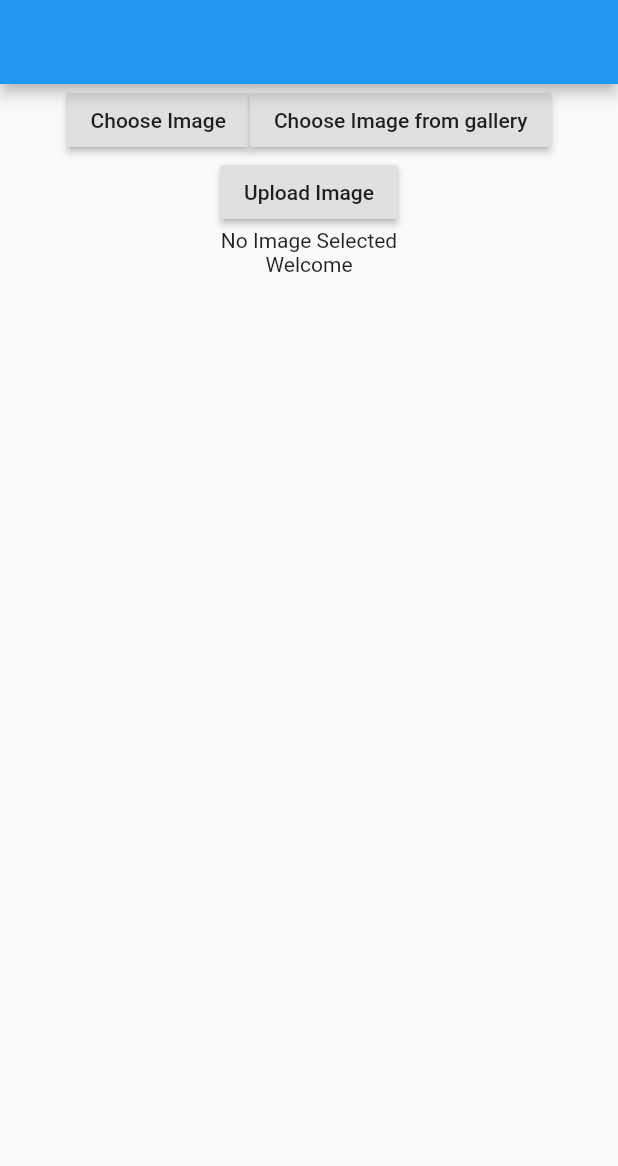
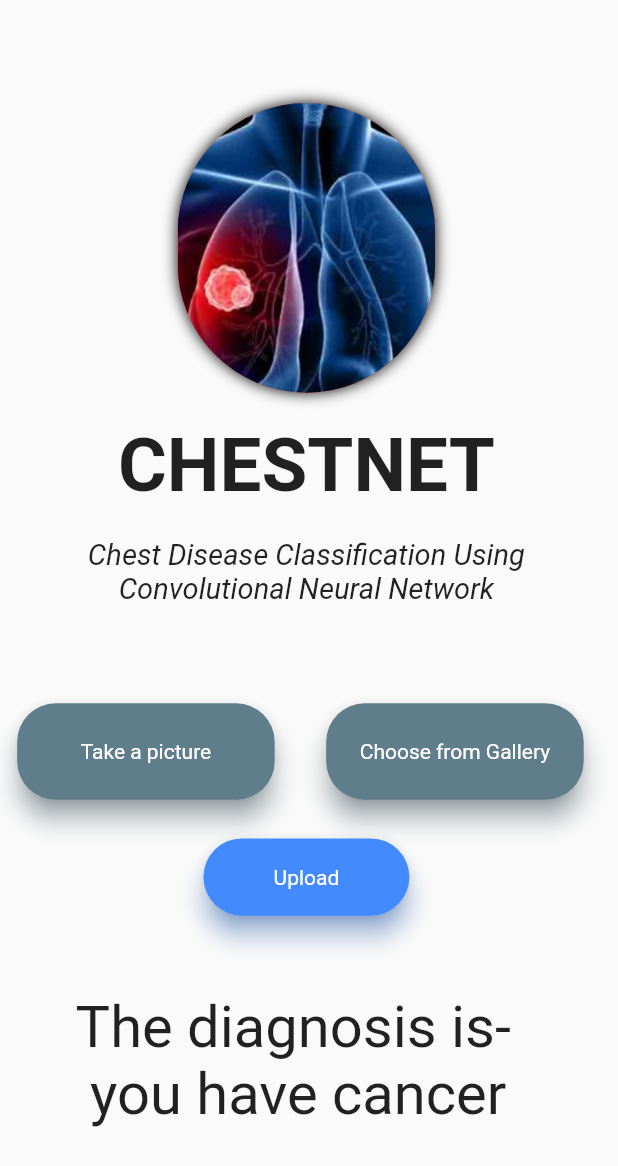
Before and after one commit to TejasviRaj/chestnet-flutter, a Flutter app: the screen it shows after launch, on a phone screen of 412 x 824 dp. Shown: the top 1166 px of the screen. Run offline on Flutter 3.47's test engine with Material 2 defaults, Android fonts, the phone set to English and light mode, and no system bars; our stand-ins replace image_picker; Roboto replaces fonts that are missing (MontSerrat, Montserrat, Quicksand).

Commit message:
old style

```diff
--- /dev/null
+++ b/lib/backend.dart
@@ -0,0 +1,59 @@
+import 'package:flutter/material.dart';
+
+
+String getword(int index)
+{
+  var words = ["anomaly","equivocal","lucid","precipitate","assuage","erudite","opaque","prodigal","enigma","fervid"];
+  String ans= index==1? "Hello" : "Bye";
+      return words[index-1];
+}
+
+String getmeaning(int index)
+{
+  var meaning=[" something that is unusual or unexpected ","not easily understood or explained" ,"very clear and easy to understand", "to cause (something) to happen quickly or suddenly"," to make (an unpleasant feeling) less intense"," having or showing great knowledge" , " not able to be seen through"," not easily understood", "wastefully extravagant", "a person or thing that is mysterious, puzzling, or difficult to understand", "intensely enthusiastic or passionate" ];
+  return meaning[index-1];
+}
+
+String getexample (int index)
+{
+  var example =[
+  "The student’s poor performance on the latest test was an anomaly since she had previously earned excellent grades.",
+
+"Politicians have been known to provide equivocal answers to reporters’ questions.",
+
+"The lecture was lucid and straightforward, allowing the students to fully grasp the concepts presented.",
+
+"Unforeseen costs can precipitate a budget crisis.",
+
+"A massage can assuage the soreness in your muscles.",
+
+"High school students often struggle with novels that are more erudite than they are entertaining.",
+
+"Medical jargon includes many opaque terms like macrosomic, which describes a newborn who weighs more than 4,000 grams.",
+
+"The prodigal prince bought lavish gifts and planned expensive events.",
+
+"Scientists continue to research cancer to solve the enigma of its primary cause, which will hopefully lead to a cure.",
+
+"The child showed a fervid fascination for superheroes, pouring over comic books for hours.",
+];
+  return example[index-1];
+}
+
+
+void logout()
+{
+  print ("logout");
+}
+
+int login(BuildContext context, String email, String password)
+{
+  print(email);
+  print(password);
+
+  if (email=='tejpant@gmail.com' && password =='harkabahadur')
+  return 0;
+
+  else
+    return 1;
+}
--- /dev/null
+++ b/lib/components.dart
@@ -0,0 +1,296 @@
+import 'package:flutter/material.dart';
+import 'package:path/path.dart';
+import 'backend.dart';
+
+// final double adjusted_height = MediaQuery.of(context).size.height/640;
+// final double adjusted_width = MediaQuery.of(context).size.width/360;
+
+class getClipper extends CustomClipper<Path>{
+  @override
+  Path getClip(Size size){
+    var path=new Path();
+    path.lineTo(0.0, size.height/3);
+    path.lineTo(size.width+125, 0.0);
+    path.close();
+    return path;
+
+
+
+  }
+
+  bool shouldReclip(CustomClipper<Path> oldClipper){
+    return true;
+  }
+}
+
+
+
+class myclippath extends StatelessWidget {
+
+  @override
+  Widget build(BuildContext context) { final double adjusted_height = MediaQuery.of(context).size.height/640;  final double adjusted_width = MediaQuery.of(context).size.width/360;
+
+  return ClipPath(
+    child: Container(color:Colors.black.withOpacity(0.8)),
+    clipper: getClipper(),
+  );
+  }
+
+}
+
+
+class mycenteredimage extends StatelessWidget {
+
+  mycenteredimage ({this.path});
+  final String path;
+  @override
+  Widget build(BuildContext context) { final double adjusted_height = MediaQuery.of(context).size.height/640;  final double adjusted_width = MediaQuery.of(context).size.width/360;
+
+  return Center(
+    child: Container(
+      width:adjusted_width*150.0,
+      height:adjusted_height*150.0,
+      margin: EdgeInsets.only(left: adjusted_width*27.0, right:adjusted_width*20.0),
+
+      decoration: BoxDecoration(
+        color:Colors.red,
+        image:DecorationImage(
+          image:AssetImage(this.path
+          ),
+          fit:BoxFit.cover,
+        ),
+        borderRadius: BorderRadius.all(Radius.circular(adjusted_width*75.0)
+        ),
+        boxShadow: [
+          BoxShadow(blurRadius: adjusted_width*7.0,color: Colors.black),
+        ],
+      ),
+    ),
+  );
+  }
+
+}
+
+
+class mytitletext extends StatelessWidget {
+  mytitletext({this.title});
+  final String title;
+  @override
+  Widget build(BuildContext context) { final double adjusted_height = MediaQuery.of(context).size.height/640;  final double adjusted_width = MediaQuery.of(context).size.width/360;
+
+  return Container(
+    margin: EdgeInsets.only(left: adjusted_width*27.0, right:adjusted_width*20.0),
+
+    child:
+    Text(
+      this.title,
+      style: TextStyle(
+        fontSize: adjusted_height*adjusted_height*30.0,
+        fontWeight: FontWeight.bold,
+        fontFamily: 'MontSerrat',
+      ),
+    ),
+  );
+  }
+
+}
+
+
+class mysubtext extends StatelessWidget {
+
+  @override
+  Widget build(BuildContext context) {
+    final double adjusted_height = MediaQuery.of(context).size.height/640;
+    final double adjusted_width = MediaQuery.of(context).size.width/360;
+
+    return Container(
+      margin: EdgeInsets.only(left: adjusted_width*27.0, right:adjusted_width*20.0),
+
+      child:Text(
+        'Chest Disease Classification Using Convolutional Neural Network',
+        textAlign: TextAlign.center,
+        style: TextStyle(
+          fontSize: adjusted_height*15.0,
+          fontStyle: FontStyle.italic,
+          fontFamily: 'MontSerrat',
+        ),
+      ),
+    ) ;
+  }
+
+}
+
+
+
+
+
+
+class verysexytext extends StatelessWidget {
+
+  verysexytext ({this.name,this.number});
+  final String name;
+  final int number;
+  @override
+  Widget build(BuildContext context) { final double adjusted_height = MediaQuery.of(context).size.height/640;  final double adjusted_width = MediaQuery.of(context).size.width/360;
+
+  return Column(
+      mainAxisAlignment: MainAxisAlignment.center,
+      children: <Widget>[
+        Text(
+          this.number.toString(),
+          style: TextStyle(
+              fontFamily: 'Montserrat',
+              fontWeight: FontWeight.bold),
+        ),
+        SizedBox(height: adjusted_height*5.0),
+        Text(
+          this.name,
+          style: TextStyle(
+              fontFamily: 'Montserrat',
+              color: Colors.grey),
+        )
+      ]
+  );
+  }
+
+}
+
+class wordtext extends StatelessWidget {
+
+  wordtext ({this.name});
+  final String name;
+  @override
+  Widget build(BuildContext context) { final double adjusted_height = MediaQuery.of(context).size.height/640;  final double adjusted_width = MediaQuery.of(context).size.width/360;
+
+  return Container(
+    margin: EdgeInsets.only(left: adjusted_width*27.0, right:adjusted_width*20.0),
+
+    child:Text(
+      this.name,
+      style: TextStyle(
+        fontSize: adjusted_height*30.0,
+        fontStyle: FontStyle.normal,
+        fontFamily: 'MontSerrat',
+        fontWeight: FontWeight.bold,
+        decoration: TextDecoration.underline,
+        decorationStyle: TextDecorationStyle.solid,
+
+      ),
+    ),
+  ) ;
+  }
+
+}
+
+class meaningtext extends StatelessWidget {
+
+  meaningtext ({this.name});
+  final String name;
+  @override
+  Widget build(BuildContext context) { final double adjusted_height = MediaQuery.of(context).size.height/640;  final double adjusted_width = MediaQuery.of(context).size.width/360;
+
+  return Container(
+    margin: EdgeInsets.only(left: adjusted_width*27.0, right:adjusted_width*20.0),
+
+    child:Text(
+      this.name,
+      style: TextStyle(
+        fontSize: adjusted_height*20.0,
+        fontStyle: FontStyle.italic,
+        fontFamily: 'MontSerrat',
+        //   decoration: TextDecoration.,
+        // decorationColor: Colors.black,
+
+      ),
+    ),
+  ) ;
+  }
+
+}
+
+class exampletext extends StatelessWidget {
+
+  exampletext ({this.name});
+  final String name;
+  @override
+  Widget build(BuildContext context) { final double adjusted_height = MediaQuery.of(context).size.height/640;  final double adjusted_width = MediaQuery.of(context).size.width/360;
+
+  return Container(
+    margin: EdgeInsets.only(left: adjusted_width*27.0, right:adjusted_width*20.0),
+
+    child:Text(
+      this.name,
+      style: TextStyle(
+        fontSize: adjusted_height*30.0,
+        fontStyle: FontStyle.normal,
+        fontFamily: 'MontSerrat',
+        fontWeight: FontWeight.bold,
+
+      ),
+    ),
+  ) ;
+  }
+
+}
+
+class learnedwordstitle extends StatelessWidget {
+
+  @override
+  Widget build(BuildContext context) { final double adjusted_height = MediaQuery.of(context).size.height/640;  final double adjusted_width = MediaQuery.of(context).size.width/360;
+
+  return Container(
+    margin: EdgeInsets.only(left: adjusted_width*27.0, right:adjusted_width*20.0),
+
+    child:
+    Text(
+      'LEARNED WORDS',
+      style: TextStyle(
+        fontSize: adjusted_height*32.0,
+        fontStyle: FontStyle.italic,
+        fontWeight: FontWeight.bold,
+        fontFamily: 'MontSerrat',
+      ),
+    ),
+  );
+  }
+
+}
+
+class display_a_word extends StatelessWidget {
+  display_a_word({this.word, this.left, this.top});
+
+  // Fields in a Widget subclass are always marked "final".
+
+  final String word;
+  final double left,top;
+
+  @override
+  Widget build(BuildContext context) { final double adjusted_height = MediaQuery.of(context).size.height/640;  final double adjusted_width = MediaQuery.of(context).size.width/360;
+
+  return Container(
+    padding: EdgeInsets.fromLTRB(left, top, 0.0, 0.0),
+    child: Text(word,
+        style: TextStyle(
+            fontSize: adjusted_height*80.0, fontWeight: FontWeight.bold)),
+  );
+  }
+}
+
+
+class myTitle extends StatelessWidget {
+
+  @override
+  Widget build(BuildContext context) { final double adjusted_height = MediaQuery.of(context).size.height/640;  final double adjusted_width = MediaQuery.of(context).size.width/360;
+
+  return Container(
+    child: Stack(
+      children: <Widget>[
+
+        display_a_word(word:'Collins', left:adjusted_width*15.0, top: adjusted_height*70),
+        display_a_word(word:'GRE', left:adjusted_width*16.0, top: adjusted_height*135),
+
+      ],
+    ),
+  );
+  }
+}
--- a/lib/main.dart
+++ b/lib/main.dart
@@ -5,6 +5,7 @@ import 'package:http/http.dart' as http;
 import 'package:image_picker/image_picker.dart';
 import 'package:path/path.dart';
 import 'package:async/async.dart';
+import 'components.dart';
 
 final String phpEndPoint = 'http://192.168.100.97:8000/second/';
 final String nodeEndPoint = 'http://192.168.43.171:3000/image';
@@ -73,36 +74,57 @@ class _MyHomePageState extends State<MyHomePage> {
   File _image;
   @override
   Widget build(BuildContext context) {
+    final double adjusted_height = MediaQuery.of(context).size.height/640;
+    final double adjusted_width = MediaQuery.of(context).size.width/360;
     return Scaffold(
-      appBar: AppBar(),
-      body: Column(
+      //appBar: AppBar(),
+      body: new Stack (
+          children:<Widget>[
+            Positioned(
+              width:adjusted_width*350.0,
+              top:MediaQuery.of(context).size.height/12 ,
+              child:Column(
                 children: <Widget>[
+                  mycenteredimage(path: 'assets/logo.jpg'),  //the image
+                  SizedBox(height: adjusted_height*15.0),
+                  mytitletext(title: 'CHESTNET'), //COLLINS GRE
+                  SizedBox(height: adjusted_height*15.0),
+                  mysubtext(),  //A Complete GRE Preparation
+                  SizedBox(height:adjusted_height*50.0),
                   Row(
                      mainAxisAlignment: MainAxisAlignment.center,
                     children: <Widget>[
-              RaisedButton(
-                onPressed: getImage,
-                child: Text('Choose Image'),
-              ),
-             // SizedBox(width: 10.0),
-              RaisedButton(
-                onPressed: getImageGallery,
-                child: Text('Choose Image from gallery'),
-              ),
-              //SizedBox(width: 10.0),
+                      learnedwordsbutton(w: this,action: 0),
+                      SizedBox(width:adjusted_width*30.0),
+
+
+                      learnedwordsbutton(w: this,action:1),
+                  //    SizedBox(width:adjusted_width*25.0),
 
                     ],
                   ),
-          RaisedButton(
-            onPressed: Upload,
-            child: Text('Upload Image'),
+
+                  logoutbutton(w:this),
+
+                  Container(
+
+                    height: adjusted_height*150,
+                    width: adjusted_width*300,
+                    child: Center(
+                      child: buildCard(context),
                     ),
-          (_image == null)
-              ? Text('No Image Selected')
-              : Text("imager"),
-          Text(message),
+                  ),
+
+
                 ],
               ),
+            ),
+          ]
+      ),
+
+
+
+
     );
   }
 
@@ -123,6 +145,15 @@ class _MyHomePageState extends State<MyHomePage> {
   }
 
   void Upload() async {
+
+
+
+    setState(() {
+      message="Loading...";
+    });
+
+
+
     print("hellp");
     //File imageFile = await ImagePicker.pickImage(source: ImageSource.camera);
     File imageFile=_image;
@@ -167,4 +198,125 @@ class _MyHomePageState extends State<MyHomePage> {
 
   }
 
+  Widget buildCard(BuildContext context)
+  {
+    double adjusted_height = MediaQuery
+        .of(context)
+        .size
+        .height / 640;
+    double adjusted_width = MediaQuery
+        .of(context)
+        .size
+        .width / 360;
+    return Text(
+      "The diagnosis is- \n you have cancer",
+      style: TextStyle(
+        fontFamily: 'Quicksand',
+        fontWeight: FontWeight.normal,
+        fontSize: adjusted_height * 30.0,
+      ),
+    );
   }
+
+
+
+}
+
+
+class learnedwordsbutton extends StatelessWidget {
+
+  learnedwordsbutton({this.w,this.action})
+  {
+    if (action==0)
+      name="Take a picture";
+    else
+      name="Choose from Gallery";
+  }
+
+  final _MyHomePageState w;
+  int action;
+  String name;
+  @override
+  Widget build(BuildContext context) { final double adjusted_height = MediaQuery.of(context).size.height/640;  final double adjusted_width = MediaQuery.of(context).size.width/360;
+
+
+
+  return Center(
+    child:Container(
+      height:adjusted_height*50.0,
+      width:adjusted_width*150.0,
+      margin: EdgeInsets.only(top: adjusted_height*0.0, bottom:adjusted_height*20.0),
+
+
+      child:GestureDetector(
+        onTap:() {
+          if (action==0)
+          w.getImage();
+          else
+            w.getImageGallery();
+        },
+        child: Material(
+          borderRadius: BorderRadius.circular(adjusted_height*20.0),
+          shadowColor: Colors.blueGrey,
+          color: Colors.blueGrey,
+          elevation: 7.0,
+
+          child:Center(
+            child: Text(
+              name,
+              style:TextStyle(color: Colors.white,fontFamily:'Montserrat',
+              ),
+            ),
+          ),
+        ),
+      ),
+
+    ),
+  ) ;
+  }
+}
+
+class logoutbutton extends StatelessWidget {
+
+  logoutbutton({this.w});
+
+  _MyHomePageState w;
+  @override
+  Widget build(BuildContext context) {
+
+    final double adjusted_height = MediaQuery.of(context).size.height/640;
+    final double adjusted_width = MediaQuery.of(context).size.width/360;
+
+
+
+    return Center(
+      child:Container(
+        height:adjusted_height*40.0,
+        width:adjusted_width*120.0,
+        margin: EdgeInsets.only(left: adjusted_width*27.0, right:adjusted_width*20.0),
+
+        child:GestureDetector(
+          onTap:() {
+            // Navigator.pushNamed(context, this.path);
+            w.Upload();
+          },
+          child: Material(
+            borderRadius: BorderRadius.circular(adjusted_height*20.0),
+            shadowColor: Colors.blueAccent,
+            color: Colors.blueAccent,
+            elevation: 7.0,
+
+            child:Center(
+              child: Text(
+                "Upload",
+                style:TextStyle(color: Colors.white,fontFamily:'Montserrat',
+                ),
+              ),
+            ),
+          ),
+        ),
+
+      ),
+    ) ;
+  }
+}
--- a/pubspec.yaml
+++ b/pubspec.yaml
@@ -41,6 +41,9 @@ flutter:
   # the material Icons class.
   uses-material-design: true
 
+
+  assets:
+  - assets/logo.jpg
   # To add assets to your application, add an assets section, like this:
   # assets:
   #  - images/a_dot_burr.jpeg
```
Also changed, not shown: assets/logo.jpg (added), flutter_01.png (added), lib/choose_image.dart (added), 1 other file. Lines whose indentation alone changed are shown as unchanged.
